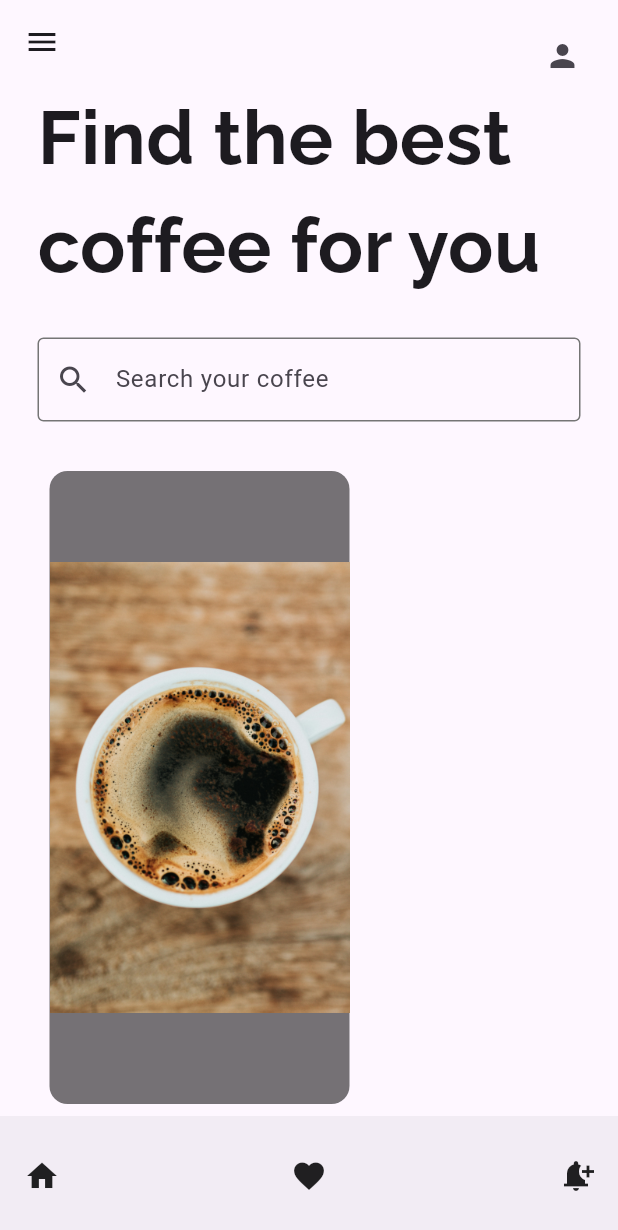
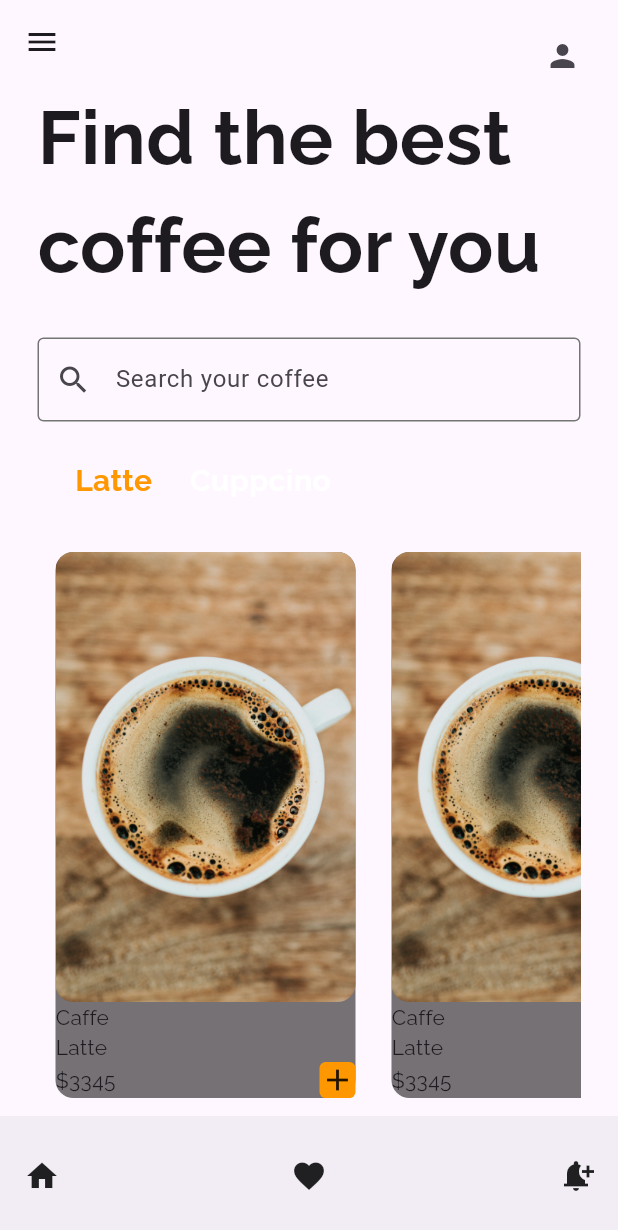
Before and after one commit to zahrawm/Day-1-widgets-slider, a Flutter app: the screen it shows after launch, on a phone screen of 412 x 824 dp. Shown: the top 1230 px of the screen. Run offline on Flutter 3.47's test engine with Material 3 defaults, Android fonts, the phone set to English and light mode, and no system bars; our stand-ins replace google_fonts.

Commit message:
Code updated

```diff
--- a/coffe/coffee_ui/lib/pages/home_page.dart
+++ b/coffe/coffee_ui/lib/pages/home_page.dart
@@ -1,3 +1,4 @@
+import 'package:coffee_ui/utils/coffee_type.dart';
 import 'package:coffee_ui/utils/my_coffe.dart';
 import 'package:flutter/material.dart';
 
@@ -50,10 +51,25 @@ class HomePage extends StatelessWidget {
             SizedBox(
               height: 25,
             ),
+            Container(
+              height: 50,
+              child: ListView(
+                scrollDirection: Axis.horizontal,
+                children: [
+                  CoffeeType(coffetype: 'Latte', isSelected: true),
+                  CoffeeType(coffetype: 'Cuppcino', isSelected: false)
+                ],
+              ),
+            ),
             Expanded(
                 child: ListView(
               scrollDirection: Axis.horizontal,
-              children: [MyCoffe()],
+              children: [
+                MyCoffe(),
+                MyCoffe(),
+                MyCoffe(),
+                MyCoffe(),
+              ],
             ))
           ],
         ),
--- /dev/null
+++ b/coffe/coffee_ui/lib/utils/coffee_type.dart
@@ -0,0 +1,23 @@
+import 'package:flutter/material.dart';
+
+class CoffeeType extends StatelessWidget {
+  final String coffetype;
+  final bool isSelected;
+  const CoffeeType(
+      {Key? Key, required this.coffetype, required this.isSelected})
+      : super(key: Key);
+
+  @override
+  Widget build(BuildContext context) {
+    return Padding(
+      padding: const EdgeInsets.only(left: 25),
+      child: Text(
+        coffetype,
+        style: TextStyle(
+            fontSize: 20,
+            fontWeight: FontWeight.bold,
+            color: isSelected ? Colors.orange : Colors.white),
+      ),
+    );
+  }
+}
--- a/coffe/coffee_ui/lib/utils/my_coffe.dart
+++ b/coffe/coffee_ui/lib/utils/my_coffe.dart
@@ -6,14 +6,39 @@ class MyCoffe extends StatelessWidget {
   @override
   Widget build(BuildContext context) {
     return Padding(
-      padding: const EdgeInsets.all(8.0),
+      padding: const EdgeInsets.all(12.0),
       child: Container(
         width: 200,
         decoration: BoxDecoration(
           color: Colors.black54,
           borderRadius: BorderRadius.circular(12),
         ),
-        child: Image.asset('lib/images/hot.jpg'),
+        child: SingleChildScrollView(
+          child: Column(
+            crossAxisAlignment: CrossAxisAlignment.start,
+            children: [
+              ClipRRect(
+                  borderRadius: BorderRadius.circular(12),
+                  child: Image.asset(
+                    'lib/images/hot.jpg',
+                  )),
+              Text('Caffe'),
+              Text('Latte'),
+              Row(
+                mainAxisAlignment: MainAxisAlignment.spaceBetween,
+                children: [
+                  Text('\$3345'),
+                  Container(
+                    decoration: BoxDecoration(
+                        color: Colors.orange,
+                        borderRadius: BorderRadius.circular(4)),
+                    child: Icon(Icons.add),
+                  )
+                ],
+              )
+            ],
+          ),
+        ),
       ),
     );
   }
```
